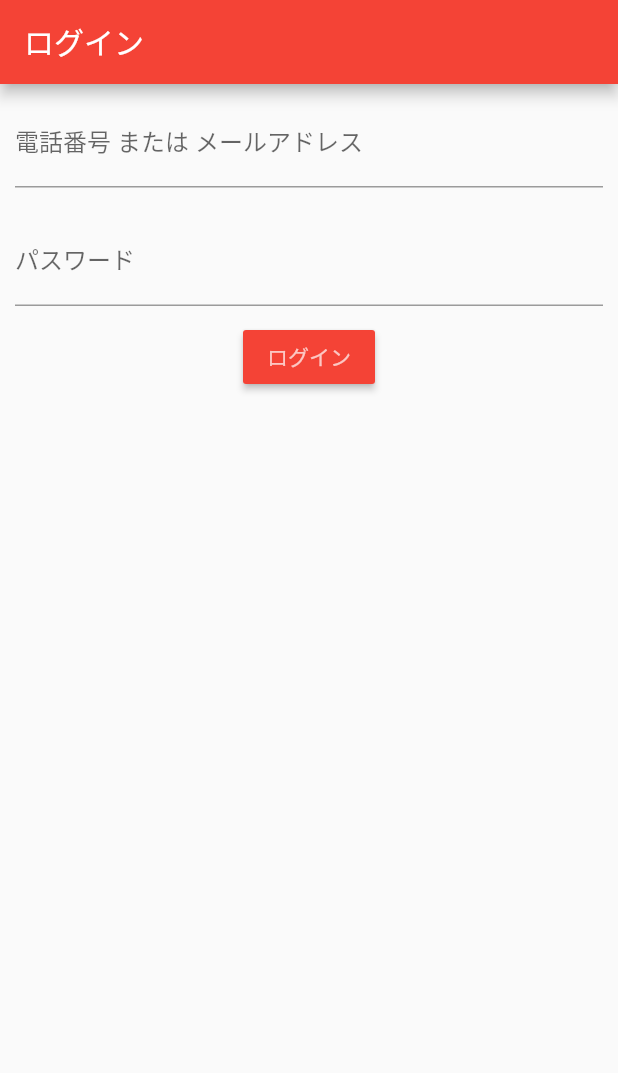
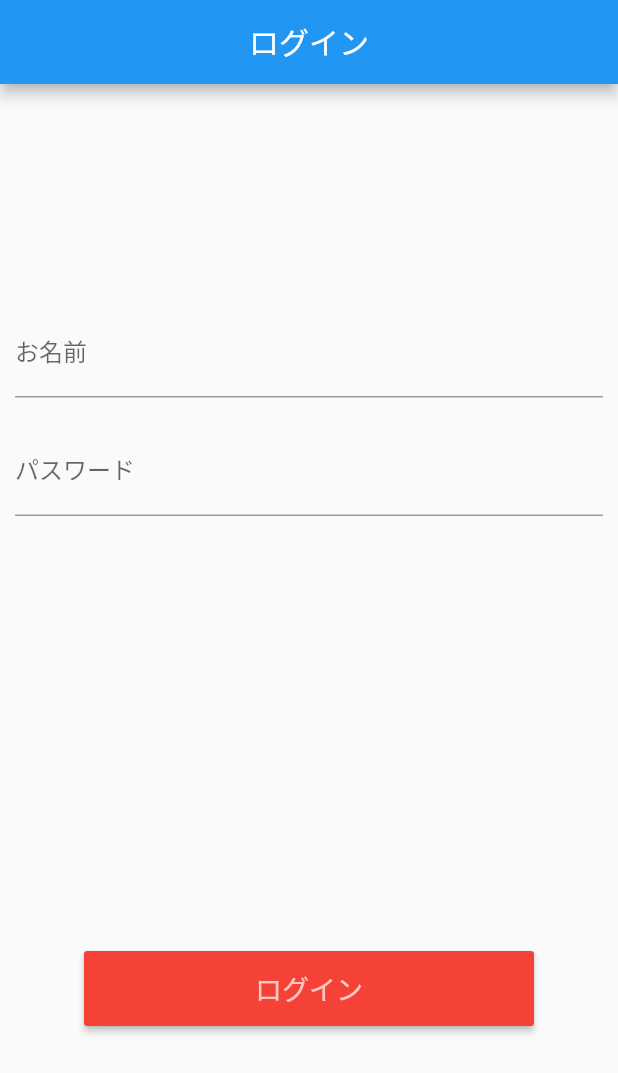
Before and after one commit to uchidaITSP/test_app, a Flutter app: the screen it shows after launch, on a phone screen of 412 x 824 dp. Shown: the top 1073 px of the screen. Run offline on Flutter 3.47's test engine with Material 2 defaults, Android fonts, the phone set to English and light mode, and no system bars; our stand-ins replace shared_preferences, sqflite; missing offline and left inert: dart:ffi; accounts and stored records are empty.

```diff
--- a/lib/main.dart
+++ b/lib/main.dart
@@ -1,158 +1,39 @@
 import 'package:flutter/cupertino.dart';
 import 'package:flutter/material.dart';
 import 'package:flutter/rendering.dart';
+import 'package:shared_preferences/shared_preferences.dart';
 import 'package:test_app/root.dart';
-import 'package:test_app/routes/login_route.dart';
 import 'package:test_app/screen/login_screen.dart';
 
 
 void main() => runApp(new Login());
 
+//  ルートの分岐の準備 '/' がないと起動時に実行するルートがわからず、エラーになる
 final routes = {
-  '/login': (BuildContext context) => new LoginPage(),
-  '/': (BuildContext context) => new LoginPage(),
+  '/': (BuildContext context) => new LoginPage(), // routesが '/' だから最初に実行されるもの
 };
 
 class Login extends StatelessWidget {
   @override
   Widget build(BuildContext context) {
     return new MaterialApp(
+      debugShowCheckedModeBanner: false,
       title: 'Sqflite App',
-      theme: new ThemeData(primarySwatch: Colors.red),
+      theme: new ThemeData(primarySwatch: Colors.blue),
       routes: routes,
     );
   }
 }
-//void main() {
-//  runApp(
-//    MaterialApp(
-//      home: Myapp(),
-//    ),
-//  );
-//}
 
 class MyApp extends StatelessWidget {
   @override
   Widget build(BuildContext context) {
     return MaterialApp(
+      debugShowCheckedModeBanner: false,
+      theme: new ThemeData(primarySwatch: Colors.blue),
       home: Scaffold(
-        bottomNavigationBar: RootWidget(),
-      ),
-    );
+            bottomNavigationBar: RootWidget(),
+          ),
+      );
   }
 }
-
-//Widget _topArea() {
-//  return Container(
-//      width: 350,
-//      height: 250,
-//      color: Colors.black12,
-//      padding: EdgeInsets.fromLTRB(20,60,20,20),
-//    child: Column(
-//        children: <Widget>[
-//            Expanded(
-//              child: Column(
-//                  mainAxisAlignment: MainAxisAlignment.spaceEvenly,
-//                children: <Widget>[
-//                  Text('体調はいかがですか',style: TextStyle(
-//                    fontSize: 25,
-//                    color: Colors.black45
-//                ),),
-//                Text('医療機関をさがして診察予約しましょう'),
-//                RaisedButton(
-//                  child: Text("医療機関をさがす"),
-//                  textColor: Colors.white,
-//                  color: Colors.red,
-//                  shape: StadiumBorder(),
-//                  onPressed: () {},
-//                ),
-//                ]
-//              ),
-//            )
-//          ]
-//    )
-//  );
-//}
-//
-//Widget _titleArea(){
-//  return Container(
-//    width: 350,
-//    height: 100,
-//    color: Colors.black12,
-//    margin: EdgeInsets.fromLTRB(0,10,0,0),
-//    padding: EdgeInsets.fromLTRB(10, 28, 10, 10),
-//    child: Row(
-//      children: <Widget>[
-//        Expanded(
-//          child: Column(
-//            crossAxisAlignment: CrossAxisAlignment.start,
-//            children: <Widget>[
-//              Container(
-//                margin: const EdgeInsets.only(bottom: 10.0),
-//                child: Text('最寄りの医療機関'),
-//              ),
-//              Container(
-//                child: Text('医療法人 内科医院'),
-//              )
-//            ],
-//          ),
-//        ),
-//        Icon(
-//           Icons.arrow_forward_ios ,
-//        )
-//      ],
-//    ),
-//  );
-//}
-//
-//Widget _buttonArea(){
-//  return Container(
-//    width: 350,
-//    height: 100,
-//    margin: EdgeInsets.fromLTRB(0,20,0,0),
-//    child: Row(
-//      crossAxisAlignment: CrossAxisAlignment.start,
-//      mainAxisAlignment: MainAxisAlignment.spaceEvenly,
-//        children: <Widget>[
-//          Expanded(
-//            child: Column(
-//              children: <Widget>[
-//                Icon(Icons.star),
-//                Container(
-//                  margin: const EdgeInsets.only(top: 15.0),
-//                  child: Text('現在地からさがす'),
-//                )
-//              ],
-//            ),
-//          ),
-//          Expanded(
-//            child: Column(
-//              children: <Widget>[
-//                Icon(Icons.star),
-//                Container(
-//                  margin: const EdgeInsets.only(top: 15.0),
-//                  child: Text('QRコードでさがす'),
-//                )
-//              ],
-//            ),
-//          )
-//        ],
-//    ),
-//  );
-//}
-//
-//Widget _bottomArea(){
-//  return Container(
-//    child: Column(
-//        children: <Widget>[
-//          RaisedButton(
-//            child: Text("はじめてご利用される方へ"),
-//            textColor: Colors.black,
-//            color: Colors.white,
-//            shape: StadiumBorder(),
-//            onPressed: () {},
-//          ),
-//        ]
-//    )
-//  );
-//}
--- a/lib/root.dart
+++ b/lib/root.dart
@@ -1,5 +1,8 @@
+import 'dart:ffi';
+
 import 'package:flutter/cupertino.dart';
 import 'package:flutter/material.dart';
+import 'package:shared_preferences/shared_preferences.dart';
 
 import 'routes/home_route.dart';
 import 'routes/search_route.dart';
@@ -20,8 +23,8 @@ class _RootWidget extends State<RootWidget>{
     'ホーム' : {'icon': Icons.home, 'route':Home()},
     'さがす' : {'icon': Icons.search, 'route':Search()},
     'お知らせ' : {'icon': Icons.notifications, 'route':News()},
-    'アカウント' : {'icon': Icons.home, 'route':Acount()},
-    '調べる' : {'icon':Icons.home,'route':Investigate()},
+    'アカウント' : {'icon': Icons.person, 'route':Acount()},
+    '調べる' : {'icon':Icons.book,'route':Investigate()},
   };
 
   final List _RootWidgetItemOrder = [
--- a/lib/screen/login_screen.dart
+++ b/lib/screen/login_screen.dart
@@ -1,19 +1,19 @@
 import 'package:flutter/material.dart';
 import 'package:test_app/main.dart';
 import 'package:test_app/models/user.dart';
-import 'package:test_app/routes/home_route.dart';
-import 'package:test_app/screen/home_page.dart';
 import 'package:test_app/services/response/login_response.dart';
 import 'package:shared_preferences/shared_preferences.dart';
 
 class LoginPage extends StatefulWidget {
   @override
+//  createStateでStateを作成
   _LoginPageState createState() => new _LoginPageState();
 }
 
 enum LoginStatus { notSignIn, signIn }
 
 class _LoginPageState extends State<LoginPage> implements LoginCallBack {
+//  ログイン状態を入れるStatusに未ログイン状態をセット
   LoginStatus _loginStatus = LoginStatus.notSignIn;
   BuildContext _ctx;
   bool _isLoading = false;
@@ -62,30 +62,46 @@ class _LoginPageState extends State<LoginPage> implements LoginCallBack {
     setState(() {
       preferences.setInt("value", null);
       preferences.commit();
+//      ログイン状態に未ログイン状態をセットする
       _loginStatus = LoginStatus.notSignIn;
     });
   }
 
   @override
   void initState() {
+//    Stateの初期化
     super.initState();
     getPref();
   }
 
   @override
   Widget build(BuildContext context) {
+//    ここで分岐?既にログイン状態なら次のページを出すようにする
+//    未ログイン状態ならログインページを出す
     switch (_loginStatus) {
       case LoginStatus.notSignIn:
         _ctx = context;
-        var loginBtn = new RaisedButton(
-          onPressed: _submit,
-          child: new Text("ログイン", style: TextStyle(
-            color: Colors.white70
-          ),),
+        final _passwordFocusNode = FocusNode();
+
+//        ログインボタンの設定
+        var loginBtn = new ButtonTheme(
+          minWidth: 300.0,
+          height: 50.0,
+          child: RaisedButton(
+           onPressed: _submit,
+           child: new Text("ログイン", style: TextStyle(
+            color: Colors.white70,
+            fontSize: 18.0,
+            ),
+           ),
           color: Colors.red,
+          ),
         );
+//        ログインページの中身の設定
         var loginForm = new Column(
+//          横の位置の設定
           crossAxisAlignment: CrossAxisAlignment.center,
+          mainAxisAlignment: MainAxisAlignment.spaceAround,
           children: <Widget>[
             new Form(
               key: formKey,
@@ -95,7 +111,11 @@ class _LoginPageState extends State<LoginPage> implements LoginCallBack {
                     padding: const EdgeInsets.all(10.0),
                     child: new TextFormField(
                       onSaved: (val) => _username = val,
-                      decoration: new InputDecoration(labelText: "電話番号 または メールアドレス"),
+                      decoration: new InputDecoration(labelText: "お名前"/*電話番号 または メールアドレス*/),
+                      textInputAction: TextInputAction.next,
+                      onFieldSubmitted: (_) {
+                        FocusScope.of(context).requestFocus(_passwordFocusNode);
+                      },
                     ),
                   ),
                   new Padding(
@@ -103,18 +123,23 @@ class _LoginPageState extends State<LoginPage> implements LoginCallBack {
                     child: new TextFormField(
                       onSaved: (val) => _password = val,
                       decoration: new InputDecoration(labelText: "パスワード"),
+                      obscureText: true,
+                      focusNode: _passwordFocusNode,
                     ),
                   )
                 ],
               ),
             ),
-            loginBtn
+            loginBtn,
           ],
         );
 
+//        表示するもの(画面の構成的な)
         return new Scaffold(
           appBar: new AppBar(
-            title: new Text("ログイン"),
+            title: Center(
+                child: new Text("ログイン"),
+            ),
           ),
           key: scaffoldKey,
           body: new Container(
@@ -124,16 +149,20 @@ class _LoginPageState extends State<LoginPage> implements LoginCallBack {
           ),
         );
         break;
+
+//        ログインしてる時の処理
       case LoginStatus.signIn:
-//        変更コード（とりあえず繋げただけ）
-//        return MyApp();
+//        変更コード
+        return MyApp();
 //        元コード
-        return HomeScreen(signOut);
+//        return HomeScreen(signOut);
         break;
     }
   }
 
+//  ログイン成功時に値を入れる
   savePref(int value,String user, String pass) async {
+//    SharedPreferences でアプリのほうにデータを残す→再起動してもそのまま
     SharedPreferences preferences = await SharedPreferences.getInstance();
     setState(() {
       preferences.setInt("value", value);
@@ -154,15 +183,16 @@ class _LoginPageState extends State<LoginPage> implements LoginCallBack {
   @override
   void onLoginSuccess(User user) async {
 
+//    userに何か入っている→ログインに成功
     if(user != null){
       savePref(1,user.username, user.password);
       _loginStatus = LoginStatus.signIn;
+//      userに何も入っていない→ログインに失敗
     }else{
       _showSnackBar("ログインに失敗しました。\n正しいログイン情報を入力してください");
       setState(() {
         _isLoading = false;
       });
     }
-
   }
 }
--- a/pubspec.yaml
+++ b/pubspec.yaml
@@ -30,9 +30,13 @@ dependencies:
   cupertino_icons: ^0.1.3
 #  login  変更箇所
   sqflite: any
-  path_provider: ^0.4.0
   shared_preferences: ^0.5.4
 
+#infoOfLogin変更箇所
+  provider: ^4.3.0
+  path_provider: ^1.6.0
+  intl: ^0.16.0
+  datetime_picker_formfield: ^1.0.0
 
 dev_dependencies:
   flutter_test:
```
Also changed, not shown: lib/routes/acaunt_route.dart (+29 -20 lines), lib/routes/home_route.dart (+4 -3 lines), lib/routes/login_route.dart (deleted, +0 -92 lines), pubspec.lock. Lines whose indentation alone changed are shown as unchanged.
